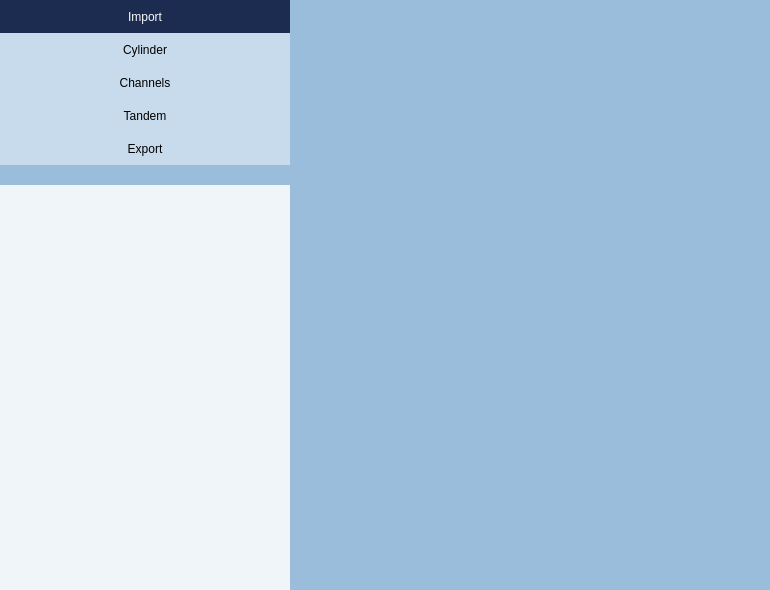
Above: src/windows/ui/main_window.ui from brachify/brachify before the change. Below: the same form after it.
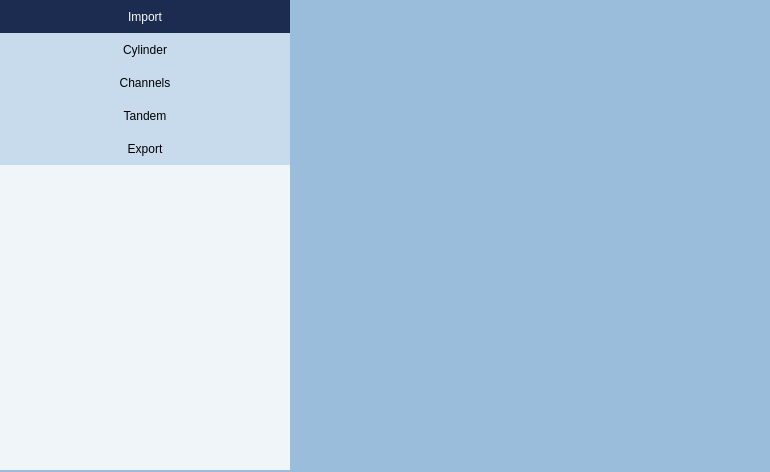
That is the form after the change. Icons and pictures are not drawn.

```diff
--- a/src/windows/ui/main_window.ui
+++ b/src/windows/ui/main_window.ui
@@ -7,7 +7,7 @@
     <x>0</x>
     <y>0</y>
     <width>770</width>
-    <height>590</height>
+    <height>472</height>
    </rect>
   </property>
   <property name="windowTitle">
@@ -113,14 +113,20 @@
        <number>0</number>
       </property>
       <property name="bottomMargin">
-       <number>0</number>
+       <number>2</number>
       </property>
       <item>
        <widget class="QWidget" name="top_menu_bar" native="true">
+        <property name="sizePolicy">
+         <sizepolicy hsizetype="Minimum" vsizetype="Preferred">
+          <horstretch>0</horstretch>
+          <verstretch>0</verstretch>
+         </sizepolicy>
+        </property>
         <property name="minimumSize">
          <size>
           <width>290</width>
-          <height>180</height>
+          <height>165</height>
          </size>
         </property>
         <layout class="QVBoxLayout" name="verticalLayout_31">
@@ -140,7 +146,7 @@
           <number>0</number>
          </property>
          <property name="bottomMargin">
-          <number>20</number>
+          <number>0</number>
          </property>
          <item>
           <widget class="QPushButton" name="btn_import_view">
```
Left out of the diff: 3 changed lines with no effect on the pictures.
